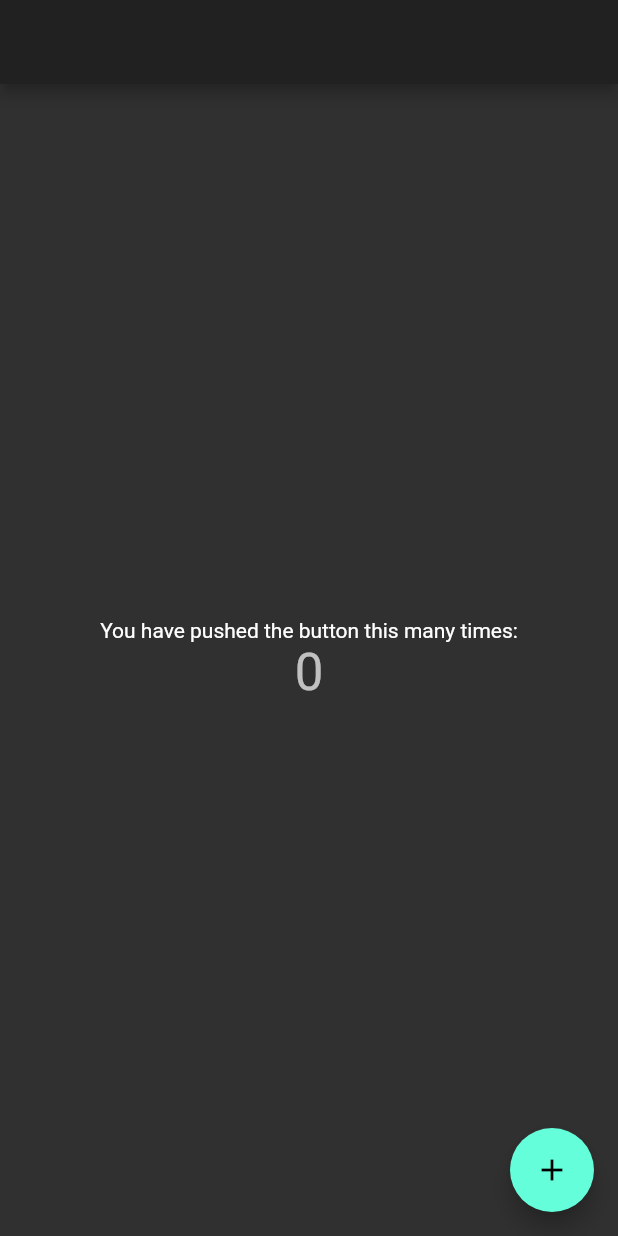
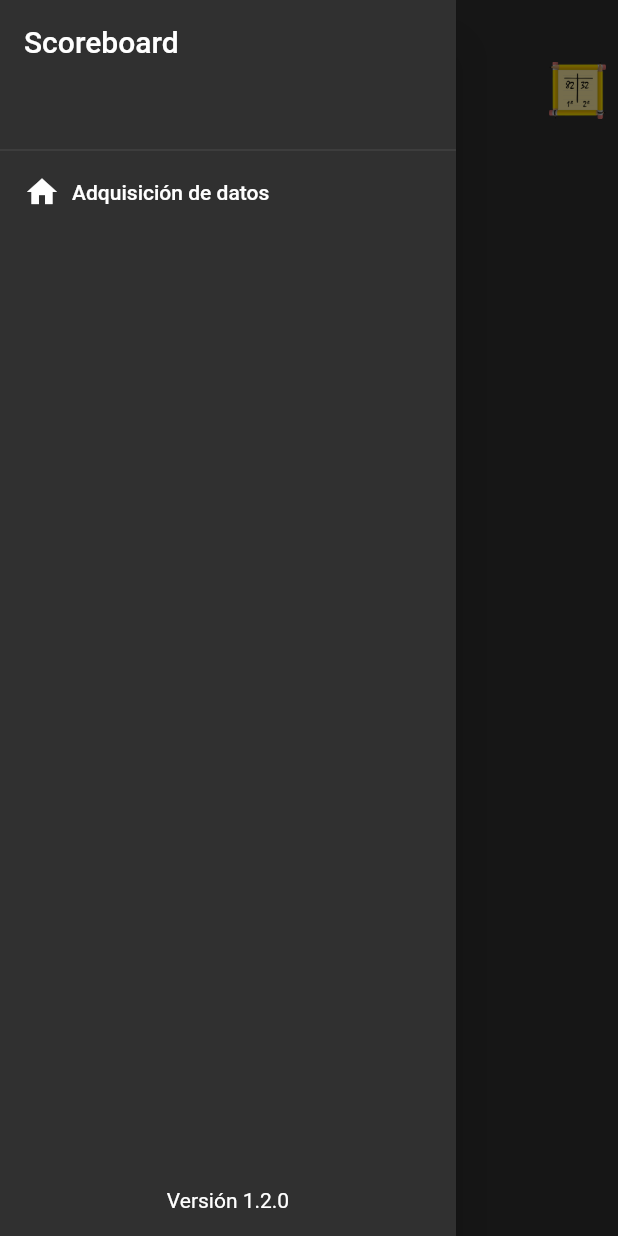
Before and after one commit to darkwilly08/scoreboard, a Flutter app: the screen it shows after launch, with the side drawer open (before the commit the screen has no drawer), on a phone screen of 412 x 824 dp. Run offline on Flutter 3.47's test engine with Material 2 defaults, Android fonts, the phone set to English and light mode, and no system bars; our stand-ins replace shared_preferences; missing offline and left inert: splash_screen_view; generated files the repository leaves out were written again.

Commit message:
internalization added

```diff
--- /dev/null
+++ b/l10n.yaml
@@ -0,0 +1,3 @@
+arb-dir: lib/l10n
+template-arb-file: app_en.arb
+output-localization-file: app_localizations.dart
--- a/lib/controllers/theme_controller.dart
+++ b/lib/controllers/theme_controller.dart
@@ -1,9 +1,10 @@
+import 'package:anotador/themes/app_theme.dart';
 import 'package:anotador/utils/user_preferences.dart';
 import 'package:flutter/cupertino.dart';
 import 'package:flutter/material.dart';
 
 class ThemeController extends ChangeNotifier {
-  ThemeController({required isDarkMode}) : _themeData = isDarkMode ? darkTheme : lightTheme;
+  ThemeController({required isDarkMode}) : _themeData = isDarkMode ? AppTheme.darkTheme : AppTheme.lightTheme;
 
   ThemeData _themeData;
 
@@ -11,11 +12,8 @@ class ThemeController extends ChangeNotifier {
   ThemeData get themeData => _themeData;
 
   void changeMode(bool isDarkMode){
-    _themeData = isDarkMode ? darkTheme : lightTheme;
+    _themeData = isDarkMode ? AppTheme.darkTheme : AppTheme.lightTheme;
     UserPreferences.instance.darkMode = isDarkMode;
     notifyListeners();
   }
-
-  static ThemeData lightTheme = ThemeData.light();
-  static ThemeData darkTheme = ThemeData.dark();
 }
--- /dev/null
+++ b/lib/l10n/app_en.arb
@@ -0,0 +1,9 @@
+{
+    "helloWorld": "Hello World!",
+    "@helloWorld": {
+      "description": "The conventional newborn programmer greeting"
+    },
+    "title": "Scoreboard",
+    "version": "Version",
+    "home": "Home"
+}
--- /dev/null
+++ b/lib/l10n/app_es.arb
@@ -0,0 +1,3 @@
+{
+    "helloWorld": "Hola Mundo!"
+}
--- a/lib/main.dart
+++ b/lib/main.dart
@@ -5,6 +5,9 @@ import 'package:flutter/material.dart';
 import 'package:flutter/services.dart';
 import 'package:shared_preferences/shared_preferences.dart';
 import 'package:provider/provider.dart';
+
+import 'package:flutter_gen/gen_l10n/app_localizations.dart';
+
 
 Future<void> main() async {
   WidgetsFlutterBinding.ensureInitialized();
@@ -23,8 +26,11 @@ class MyApp extends StatelessWidget {
       child: Consumer<ThemeController>(
         builder: (_, manager, __) {
           return MaterialApp(
-            title: 'Flutter Demo',
+            onGenerateTitle: (BuildContext context) =>
+            AppLocalizations.of(context)!.title,
             theme: manager.themeData,
+            localizationsDelegates: AppLocalizations.localizationsDelegates,
+            supportedLocales: AppLocalizations.supportedLocales,
             home: const SplashLauncher(),
           );
         },
@@ -32,90 +38,3 @@ class MyApp extends StatelessWidget {
     );
   }
 }
-
-class MyHomePage extends StatefulWidget {
-  const MyHomePage({Key? key, required this.title}) : super(key: key);
-
-  // This widget is the home page of your application. It is stateful, meaning
-  // that it has a State object (defined below) that contains fields that affect
-  // how it looks.
-
-  // This class is the configuration for the state. It holds the values (in this
-  // case the title) provided by the parent (in this case the App widget) and
-  // used by the build method of the State. Fields in a Widget subclass are
-  // always marked "final".
-
-  final String title;
-
-  @override
-  State<MyHomePage> createState() => _MyHomePageState();
-}
-
-class _MyHomePageState extends State<MyHomePage> {
-  int _counter = 0;
-
-  void _incrementCounter() {
-    setState(() {
-      // This call to setState tells the Flutter framework that something has
-      // changed in this State, which causes it to rerun the build method below
-      // so that the display can reflect the updated values. If we changed
-      // _counter without calling setState(), then the build method would not be
-      // called again, and so nothing would appear to happen.
-      _counter++;
-      Provider.of<ThemeController>(context, listen:false)
-          .changeMode(_counter%2 == 0);
-    });
-  }
-
-  @override
-  Widget build(BuildContext context) {
-    // This method is rerun every time setState is called, for instance as done
-    // by the _incrementCounter method above.
-    //
-    // The Flutter framework has been optimized to make rerunning build methods
-    // fast, so that you can just rebuild anything that needs updating rather
-    // than having to individually change instances of widgets.
-    return Scaffold(
-      appBar: AppBar(
-        // Here we take the value from the MyHomePage object that was created by
-        // the App.build method, and use it to set our appbar title.
-        title: Text(widget.title),
-      ),
-      body: Center(
-        // Center is a layout widget. It takes a single child and positions it
-        // in the middle of the parent.
-        child: Column(
-          // Column is also a layout widget. It takes a list of children and
-          // arranges them vertically. By default, it sizes itself to fit its
-          // children horizontally, and tries to be as tall as its parent.
-          //
-          // Invoke "debug painting" (press "p" in the console, choose the
-          // "Toggle Debug Paint" action from the Flutter Inspector in Android
-          // Studio, or the "Toggle Debug Paint" command in Visual Studio Code)
-          // to see the wireframe for each widget.
-          //
-          // Column has various properties to control how it sizes itself and
-          // how it positions its children. Here we use mainAxisAlignment to
-          // center the children vertically; the main axis here is the vertical
-          // axis because Columns are vertical (the cross axis would be
-          // horizontal).
-          mainAxisAlignment: MainAxisAlignment.center,
-          children: <Widget>[
-            const Text(
-              'You have pushed the button this many times:',
-            ),
-            Text(
-              '$_counter',
-              style: Theme.of(context).textTheme.headline4,
-            ),
-          ],
-        ),
-      ),
-      floatingActionButton: FloatingActionButton(
-        onPressed: _incrementCounter,
-        tooltip: 'Increment',
-        child: const Icon(Icons.add),
-      ), // This trailing comma makes auto-formatting nicer for build methods.
-    );
-  }
-}
--- a/lib/pages/home.dart
+++ b/lib/pages/home.dart
@@ -0,0 +1,63 @@
+import 'package:anotador/widgets/drawer.dart';
+import 'package:flutter/cupertino.dart';
+import 'package:flutter/material.dart';
+
+class HomePage extends StatelessWidget {
+
+  const HomePage({Key? key}) : super(key: key);
+
+  Widget _buildTopHeader(BuildContext context) {
+    return Padding(
+      padding: const EdgeInsets.only(right: 8.0, top: 36.0, bottom: 0.0),
+      child: Row(
+        children: <Widget>[
+          IconButton(
+            icon: const Icon(Icons.menu, color: Colors.white),
+            onPressed: () => Scaffold.of(context).openDrawer(),
+            iconSize: 32.0,
+            padding: const EdgeInsets.all(0),
+          )
+          ,
+          const Expanded(
+            child: Padding(
+              padding: EdgeInsets.only(left: 8.0),
+              child: Text(
+                "",
+              ),
+            ),
+          ),
+          Row(
+            mainAxisAlignment: MainAxisAlignment.spaceAround,
+            children: const [
+              Image(image: AssetImage("assets/icons/scoreboard.png"), height: 38,),
+              // SizedBox(width: 8), // give it width
+              // Image(image: AssetImage("assets/images/icon-qm-iot.png"), height: 40,),
+            ],
+          )
+        ],
+      ),
+    );
+  }
+
+  @override
+  Widget build(BuildContext context) {
+    return Scaffold(
+      extendBodyBehindAppBar: false,
+      drawer: AppDrawer(),
+      body:
+      // Stack(children: [
+      //   Container(
+      //     decoration: const BoxDecoration(
+      //       image: DecorationImage(image: AssetImage("assets/images/main-bg.jpg"), fit: BoxFit.cover,),
+      //     ),
+      //   ),
+        Column(
+          children: [
+            Builder(builder: (context) => _buildTopHeader(context)),
+            // Expanded(child: body)
+          ],
+        )
+      // ],),
+    );
+  }
+}
--- a/lib/splashes/splash.dart
+++ b/lib/splashes/splash.dart
@@ -1,3 +1,4 @@
+import 'package:anotador/pages/home.dart';
 import 'package:flutter/cupertino.dart';
 import 'package:flutter/material.dart';
 import 'package:splash_screen_view/SplashScreenView.dart';
@@ -11,7 +12,7 @@ class SplashLauncher extends StatelessWidget {
   @override
   Widget build(BuildContext context) {
     return SplashScreenView(
-      navigateRoute: const MyHomePage(title: ''),
+      navigateRoute: const HomePage(),
       duration: 3000,
       // imageSize: 130,
       // imageSrc: "logo.png",
--- /dev/null
+++ b/lib/themes/app_theme.dart
@@ -0,0 +1,12 @@
+
+import 'package:flutter/material.dart';
+
+class AppTheme {
+  AppTheme._();
+  static final ThemeData lightTheme = ThemeData.light();
+  static final ThemeData darkTheme = ThemeData.dark();
+  static const drawerTitleStyle = TextStyle(
+      color: Colors.white,
+      fontSize: 20.0,
+      fontWeight: FontWeight.w500);
+}
--- /dev/null
+++ b/lib/widgets/drawer.dart
@@ -0,0 +1,76 @@
+import 'package:anotador/themes/app_theme.dart';
+import 'package:flutter/cupertino.dart';
+import 'package:flutter/material.dart';
+
+import 'package:flutter_gen/gen_l10n/app_localizations.dart';
+
+class AppDrawer extends StatelessWidget {
+  AppDrawer({Key? key, Function(String)? onItemClicked}) : super(key: key);
+
+  Function(String)? onItemClicked;
+
+  Widget _createHeader(BuildContext context) {
+    return SizedBox(
+        height: 100,
+        child: DrawerHeader(
+            margin: EdgeInsets.zero,
+            child: Align(
+              alignment: Alignment.topLeft,
+              child: Column(
+                  crossAxisAlignment: CrossAxisAlignment.end,
+
+                  children: [
+                    Text(AppLocalizations.of(context)!.title, style: AppTheme.drawerTitleStyle)
+                  ]),
+            ) ));
+  }
+
+  Widget _createDrawerItem(
+      {required IconData icon,
+      required String text,
+      GestureTapCallback? onTap}) {
+    return ListTile(
+      title: Row(
+        children: <Widget>[
+          Icon(icon),
+          Padding(
+            padding: const EdgeInsets.only(left: 8.0),
+            child: Text(text),
+          )
+        ],
+      ),
+      onTap: onTap,
+    );
+  }
+
+  Widget _createItems() {
+    return Column(
+      children: [
+        _createDrawerItem(
+            icon: Icons.home, text: "Adquisición de datos", onTap: () {}),
+      ],
+    );
+  }
+
+  Widget _createFooter() {
+    return const Expanded(
+      child: Align(
+        alignment: Alignment.bottomCenter,
+        child: Padding(
+          padding: EdgeInsets.all(16.0),
+          child: Text('Versión 1.2.0'),
+        ),
+      ),
+    );
+  }
+
+  @override
+  Widget build(BuildContext context) {
+    return Drawer(
+      child: Column(
+        mainAxisSize: MainAxisSize.max,
+        children: [_createHeader(context), _createItems(), _createFooter()],
+      ),
+    );
+  }
+}
```
Also changed, not shown: pubspec.yaml (+6 -31 lines), assets/icons/scoreboard.png (added).
